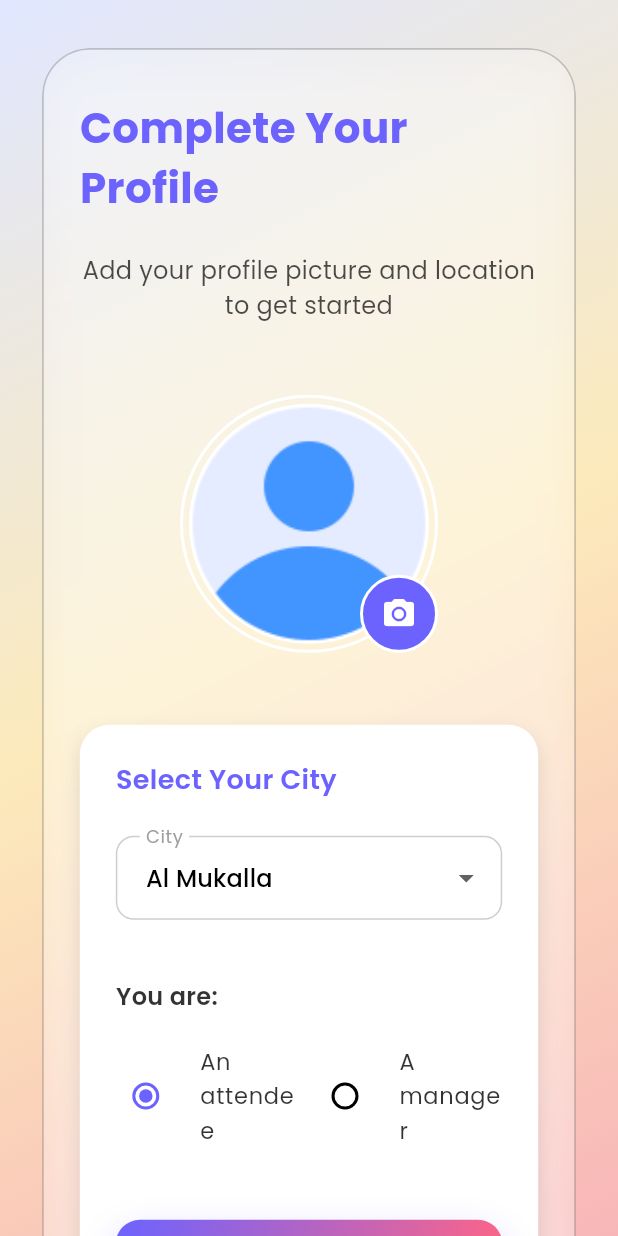
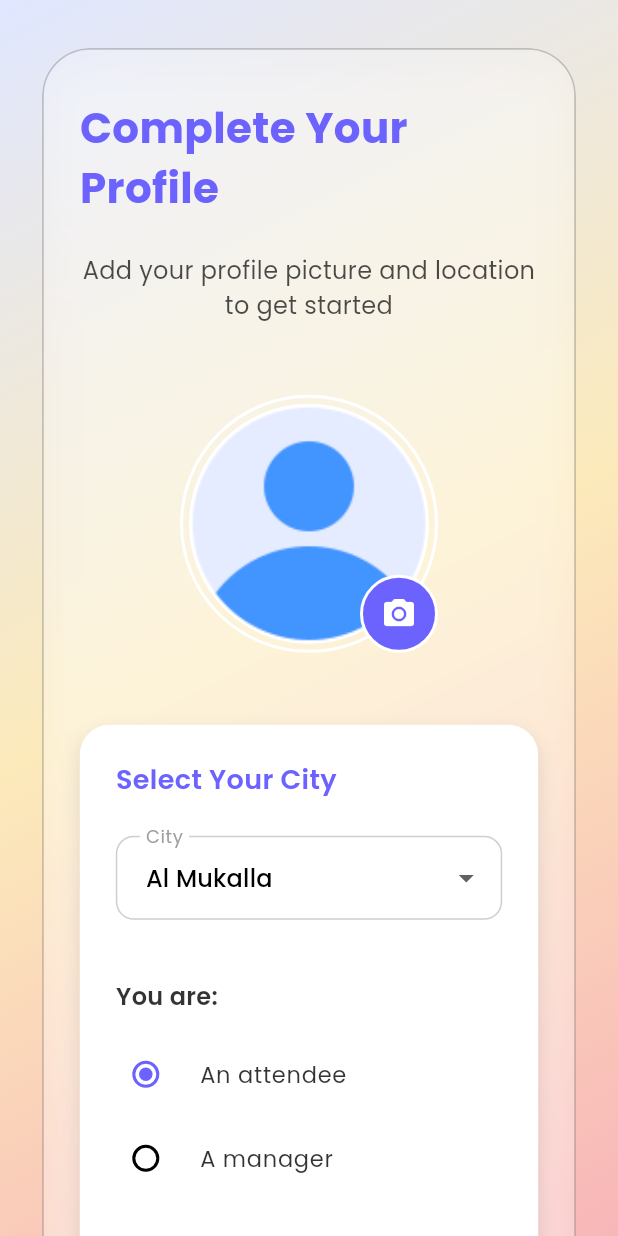
Before and after one commit to MohamedAlkindi/EventConnect, a Flutter app: the CompleteProfileScreenView screen opened directly, on a phone screen of 412 x 824 dp. Run offline on Flutter 3.47's test engine with Material 3 defaults, Android fonts, the phone set to English and light mode, and no system bars; our stand-ins replace bloc, cloud_firestore, confetti, firebase_auth, firebase_core, flutter_bloc and 6 more; accounts and stored records are empty.

Commit message:
more UI improvement and super niche use cases included

```diff
--- a/lib/core/firebase/user/firebase_user.dart
+++ b/lib/core/firebase/user/firebase_user.dart
@@ -84,10 +84,10 @@ class FirebaseUser {
     }
   }
 
-  bool get isVerified {
+  Future<bool> get isVerified async {
     if (getUser != null) {
       try {
-        getUser!.reload();
+        await getUser!.reload();
         return getUser!.emailVerified;
       } catch (e) {
         throw Exception("Error ${e.toString()}");
--- a/lib/features/complete_profile/presentation/complete_profile_screen.dart
+++ b/lib/features/complete_profile/presentation/complete_profile_screen.dart
@@ -41,13 +41,22 @@ class CompleteProfileScreenView extends StatelessWidget {
               contentText: "You have successfully completed your profile!",
               icon: Icons.check_circle_outline_rounded,
               iconColor: Colors.green,
-              buttonText: 'Head to Email Verification',
+              buttonText: 'Proceed',
               onPressed: () {
-                Navigator.pushReplacementNamed(
+                cubit.isEmailConfirmed();
+              },
+            );
+          } else if (state is EmailConfirmed) {
+            state.isConfirmed
+                ? cubit.showUserHomescreen()
+                : Navigator.pushReplacementNamed(
                     context,
                     emailConfirmationnRoute,
                   );
-              },
+          } else if (state is UserHomescreenState) {
+            Navigator.pushReplacementNamed(
+              context,
+              state.userHomeScreenPageRoute,
             );
           } else if (state is CompleteProfileError) {
             hideLoadingDialog(context);
@@ -279,10 +288,9 @@ class CompleteProfileScreenView extends StatelessWidget {
                                   BlocBuilder<CompleteProfileCubit,
                                       CompleteProfileState>(
                                     builder: (context, state) {
-                                      return Row(
+                                      return Column(
                                         children: [
-                                          Expanded(
-                                            child: RadioListTile<String>(
+                                          RadioListTile<String>(
                                             selected: true,
                                             value: "Attendee",
                                             groupValue: cubit.selectedRole,
@@ -298,6 +306,7 @@ class CompleteProfileScreenView extends StatelessWidget {
                                                 color: Colors.black.withAlpha(
                                                     (0.8 * 255).round()),
                                               ),
+                                              overflow: TextOverflow.clip,
                                             ),
                                             activeColor:
                                                 const Color(0xFF6C63FF),
@@ -307,10 +316,8 @@ class CompleteProfileScreenView extends StatelessWidget {
                                             ),
                                             contentPadding: EdgeInsets.zero,
                                           ),
-                                          ),
                                           const SizedBox(width: 8),
-                                          Expanded(
-                                            child: RadioListTile<String>(
+                                          RadioListTile<String>(
                                             value: "Manager",
                                             groupValue: cubit.selectedRole,
                                             onChanged: (value) {
@@ -333,7 +340,6 @@ class CompleteProfileScreenView extends StatelessWidget {
                                                   BorderRadius.circular(12),
                                             ),
                                             contentPadding: EdgeInsets.zero,
-                                            ),
                                           ),
                                         ],
                                       );
--- a/lib/features/complete_profile/presentation/cubit/complete_profile_state.dart
+++ b/lib/features/complete_profile/presentation/cubit/complete_profile_state.dart
@@ -6,6 +6,18 @@ sealed class CompleteProfileState {}
 final class CompleteProfileInitial extends CompleteProfileState {}
 
 final class CompleteProfileLoading extends CompleteProfileState {}
+
+final class UserHomescreenState extends CompleteProfileState {
+  final String userHomeScreenPageRoute;
+
+  UserHomescreenState({required this.userHomeScreenPageRoute});
+}
+
+final class EmailConfirmed extends CompleteProfileState {
+  final bool isConfirmed;
+
+  EmailConfirmed({required this.isConfirmed});
+}
 
 final class SelectedCity extends CompleteProfileState {
   final String selectedCity;
--- a/lib/features/email_confirmation/business_logic/email_cofirmation_logic.dart
+++ b/lib/features/email_confirmation/business_logic/email_cofirmation_logic.dart
@@ -11,9 +11,9 @@ class EmailCofirmationLogic {
     }
   }
 
-  bool isEmailConfirmed() {
+  Future<bool> isEmailConfirmed() async {
     try {
-      return _user.isVerified;
+      return await _user.isVerified;
     } catch (e) {
       throw Exception("Error ${e.toString()}");
     }
--- a/lib/features/email_confirmation/cubit/email_confirmation_cubit.dart
+++ b/lib/features/email_confirmation/cubit/email_confirmation_cubit.dart
@@ -21,10 +21,10 @@ class EmailConfirmationCubit extends Cubit<EmailConfirmationState> {
     }
   }
 
-  void isEmailConfirmed() {
+  Future<void> isEmailConfirmed() async {
     try {
       emit(LoadingState());
-      emit(EmailConfirmed(isConfirmed: _confirmation.isEmailConfirmed()));
+      emit(EmailConfirmed(isConfirmed: await _confirmation.isEmailConfirmed()));
     } catch (e) {
       emit(ErrorState(message: e.toString()));
     }
--- a/lib/features/login/business_logic/firebase_login.dart
+++ b/lib/features/login/business_logic/firebase_login.dart
@@ -21,9 +21,9 @@ class FirebaseLogin {
     }
   }
 
-  bool isEmailConfirmed() {
+  Future<bool> isEmailConfirmed() async {
     try {
-      return _user.isVerified;
+      return await _user.isVerified;
     } catch (e) {
       throw Exception("Error ${e.toString()}");
     }
--- a/lib/features/login/presentation/cubit/login_cubit.dart
+++ b/lib/features/login/presentation/cubit/login_cubit.dart
@@ -31,9 +31,9 @@ class LoginCubit extends Cubit<LoginState> {
     emit(PasswordVisible(currentVisibility: !currentVisibility));
   }
 
-  void isEmailConfirmed() {
+  Future<void> isEmailConfirmed() async {
     try {
-      emit(EmailConfirmed(isConfirmed: _login.isEmailConfirmed()));
+      emit(EmailConfirmed(isConfirmed: await _login.isEmailConfirmed()));
     } catch (e) {
       emit(LoginError(message: e.toString()));
     }
--- a/lib/main.dart
+++ b/lib/main.dart
@@ -51,7 +51,7 @@ Future<Widget> whichWidget() async {
   final user = FirebaseUser();
 
   if (user.getUser != null) {
-    if (user.isVerified) {
+    if (await user.isVerified) {
       if (await user.isUserDataCompleted() == true) {
         if (await user.getUserRole() == "Attendee") {
           return UserHomeScreen();
```
Also changed, not shown: lib/features/complete_profile/presentation/cubit/complete_profile_cubit.dart (+28 -1 lines), lib/features/register/presentation/register_screen.dart (+8 -6 lines). Lines whose indentation alone changed are shown as unchanged.
